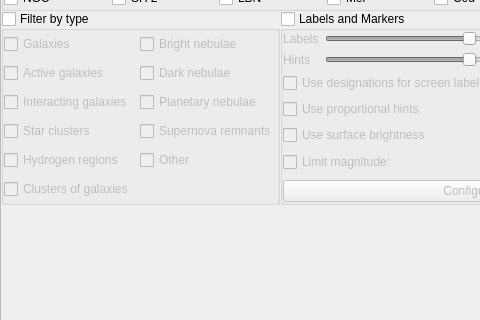
This is src/gui/viewDialog.ui in 519984307/stellarium_src as Qt 5 draws it before an edit; both pictures show x 0 to 480 and y 184 to 504 of the 755 by 632 pixel window. The edited form follows.
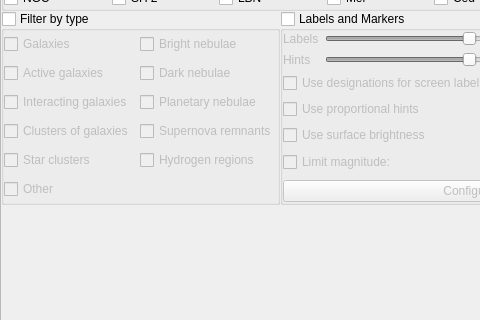
This is the edited form. The open tabs and pages were chosen to show the change. Icons and pictures are not drawn. Custom widgets are drawn as their Qt base class.

Commit message: rearrange filters for DSO

What changed in the file:
```diff
--- a/src/gui/viewDialog.ui
+++ b/src/gui/viewDialog.ui
@@ -1567,36 +1567,6 @@
                </attribute>
               </widget>
              </item>
-             <item row="6" column="0">
-              <widget class="QCheckBox" name="checkBoxHydrogenRegionsType">
-               <property name="text">
-                <string>Hydrogen regions</string>
-               </property>
-               <attribute name="buttonGroup">
-                <string notr="true">buttonGroupDisplayedDSOTypes</string>
-               </attribute>
-              </widget>
-             </item>
-             <item row="6" column="1">
-              <widget class="QCheckBox" name="checkBoxOtherType">
-               <property name="text">
-                <string>Other</string>
-               </property>
-               <attribute name="buttonGroup">
-                <string notr="true">buttonGroupDisplayedDSOTypes</string>
-               </attribute>
-              </widget>
-             </item>
-             <item row="5" column="0">
-              <widget class="QCheckBox" name="checkBoxStarClustersType">
-               <property name="text">
-                <string>Star clusters</string>
-               </property>
-               <attribute name="buttonGroup">
-                <string notr="true">buttonGroupDisplayedDSOTypes</string>
-               </attribute>
-              </widget>
-             </item>
              <item row="4" column="1">
               <widget class="QCheckBox" name="checkBoxPlanetaryNebulaeType">
                <property name="text">
@@ -1647,7 +1617,27 @@
                </attribute>
               </widget>
              </item>
-             <item row="7" column="0">
+             <item row="6" column="1">
+              <widget class="QCheckBox" name="checkBoxHydrogenRegionsType">
+               <property name="text">
+                <string>Hydrogen regions</string>
+               </property>
+               <attribute name="buttonGroup">
+                <string notr="true">buttonGroupDisplayedDSOTypes</string>
+               </attribute>
+              </widget>
+             </item>
+             <item row="6" column="0">
+              <widget class="QCheckBox" name="checkBoxStarClustersType">
+               <property name="text">
+                <string>Star clusters</string>
+               </property>
+               <attribute name="buttonGroup">
+                <string notr="true">buttonGroupDisplayedDSOTypes</string>
+               </attribute>
+              </widget>
+             </item>
+             <item row="5" column="0">
               <widget class="QCheckBox" name="checkBoxGalaxyClustersType">
                <property name="text">
                 <string>Clusters of galaxies</string>
@@ -1657,6 +1647,16 @@
                </attribute>
               </widget>
              </item>
+             <item row="7" column="0">
+              <widget class="QCheckBox" name="checkBoxOtherType">
+               <property name="text">
+                <string>Other</string>
+               </property>
+               <attribute name="buttonGroup">
+                <string notr="true">buttonGroupDisplayedDSOTypes</string>
+               </attribute>
+              </widget>
+             </item>
             </layout>
            </widget>
           </item>
```
